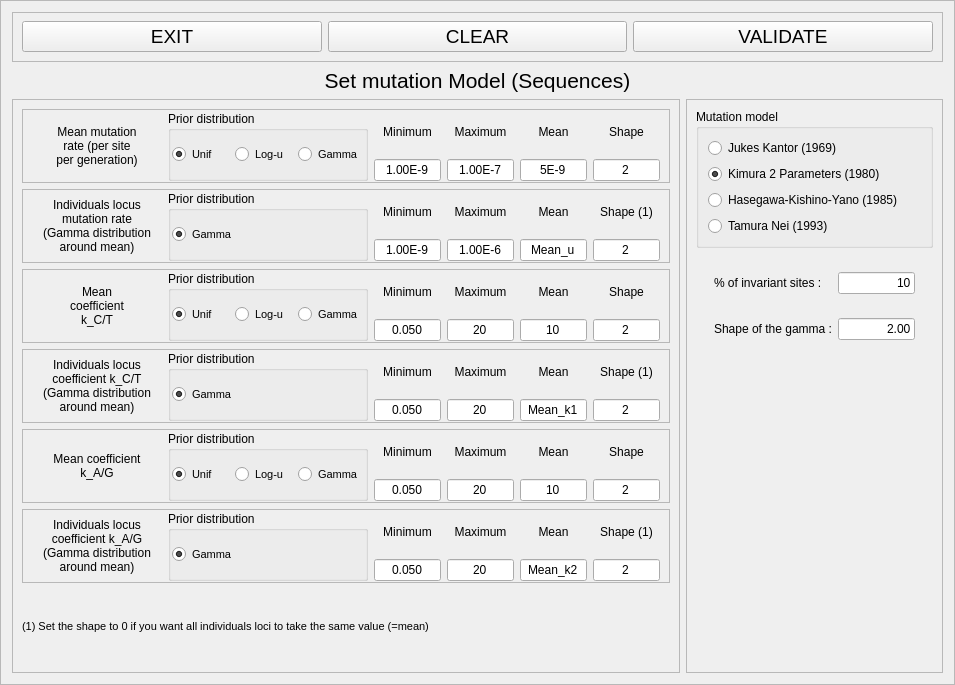
This is python_interface/uis/setMutationModelSequences.ui in cbgp/diyabc as Qt 5 draws it before an edit. The edited form follows.
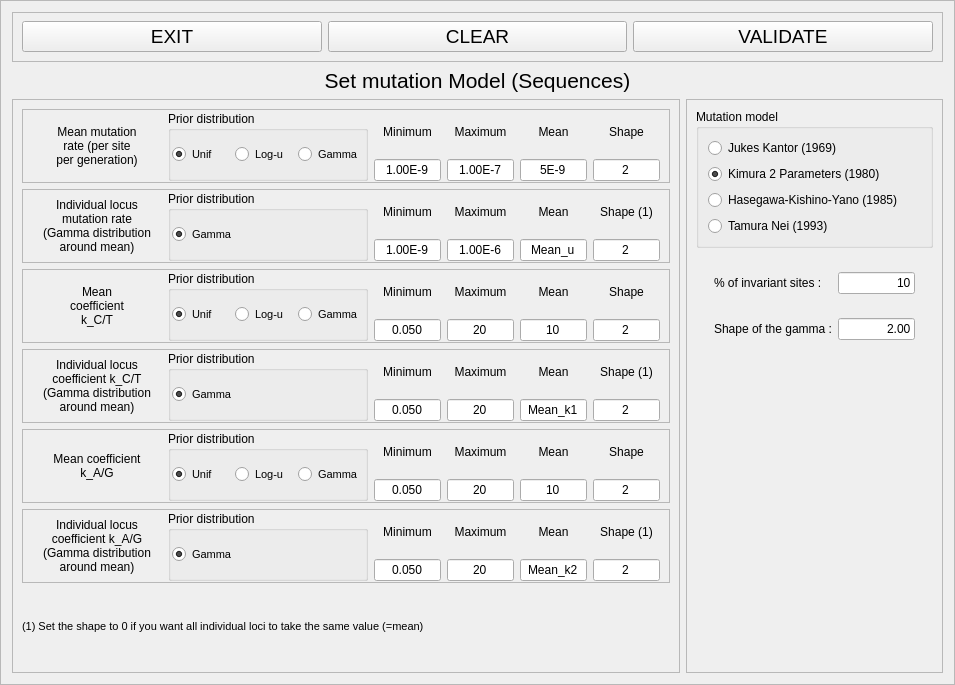
This is the edited form.

Commit message: correction individual-s

Diff of the .ui file:
```diff
--- a/python_interface/uis/setMutationModelSequences.ui
+++ b/python_interface/uis/setMutationModelSequences.ui
@@ -446,7 +446,7 @@
               </font>
              </property>
              <property name="text">
-              <string>Individuals locus
+              <string>Individual locus
 mutation rate
 (Gamma distribution
 around mean)</string>
@@ -958,7 +958,7 @@
               </font>
              </property>
              <property name="text">
-              <string>Individuals locus
+              <string>Individual locus
 coefficient k_C/T
 (Gamma distribution
 around mean)</string>
@@ -1469,7 +1469,7 @@
               </font>
              </property>
              <property name="text">
-              <string>Individuals locus
+              <string>Individual locus
 coefficient k_A/G
 (Gamma distribution
 around mean)</string>
@@ -1679,7 +1679,7 @@
            </font>
           </property>
           <property name="text">
-           <string>(1) Set the shape to 0 if you want all individuals loci to take the same value (=mean)</string>
+           <string>(1) Set the shape to 0 if you want all individual loci to take the same value (=mean)</string>
           </property>
          </widget>
         </item>
```
The commit also changes 6 other files.
